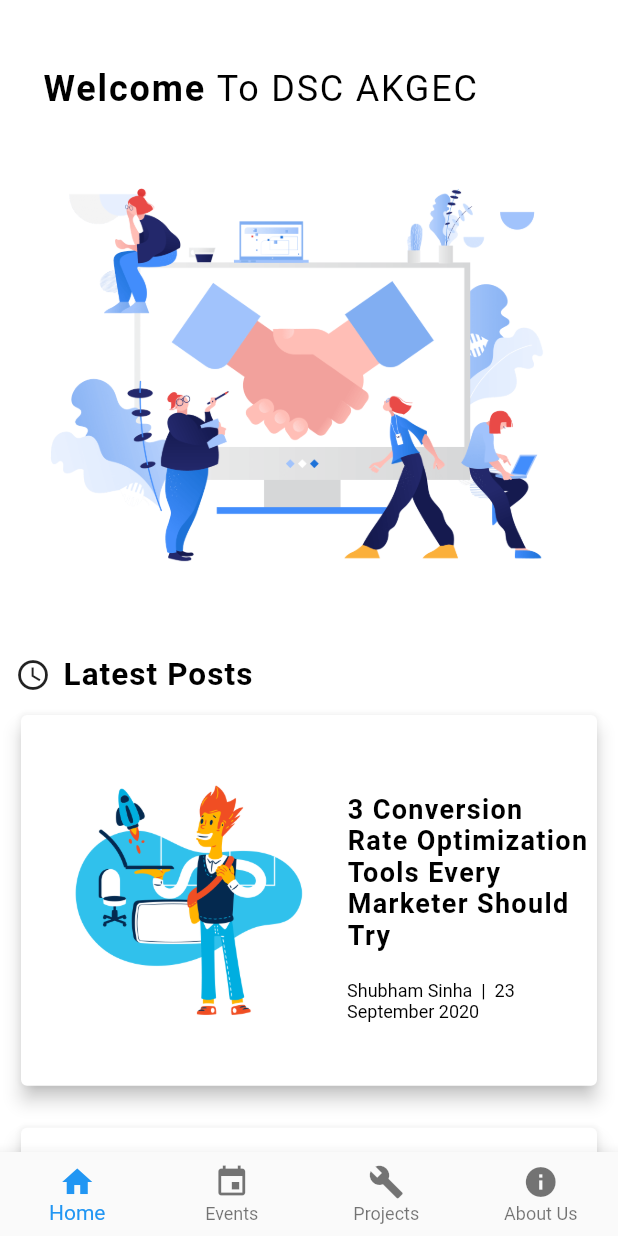
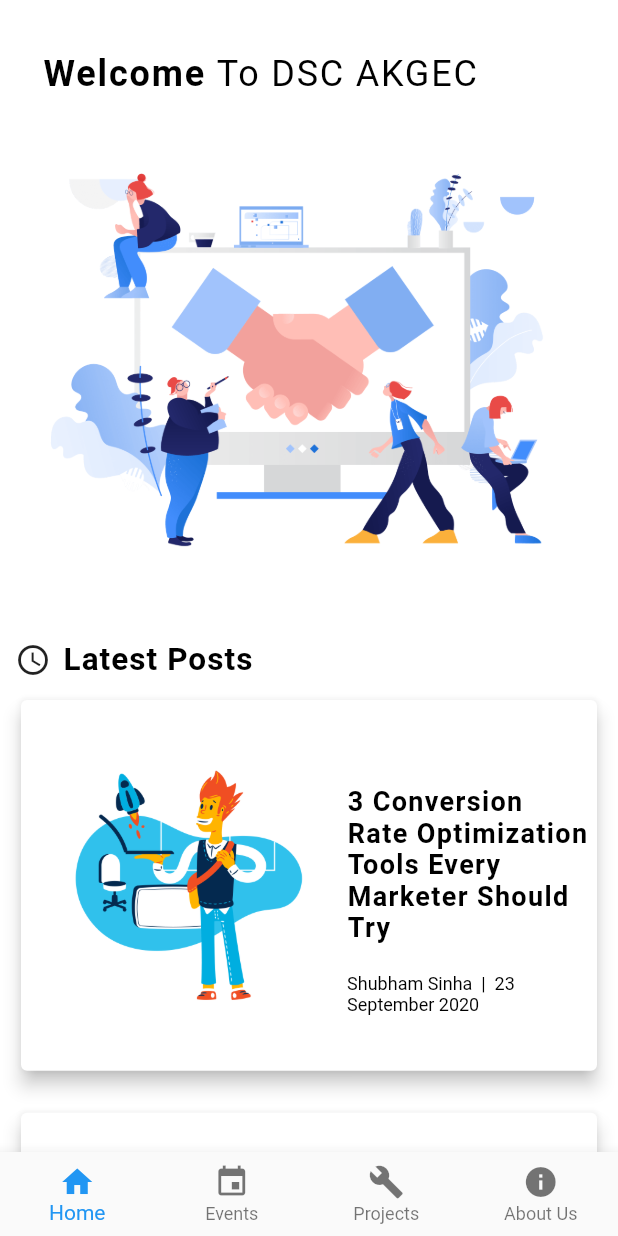
Before and after one commit to Adnanali777/DSC-AKGEC, a Flutter app: the screen it shows after launch, on a phone screen of 412 x 824 dp. Run offline on Flutter 3.47's test engine with Material 2 defaults, Android fonts, the phone set to English and light mode, and no system bars; our stand-ins replace flutter_icons; missing offline and left inert: lipsum, ripple_effect; Roboto replaces fonts that are missing (SpecialElite).

Commit message:
minor designing changes

```diff
--- a/lib/screens/home.dart
+++ b/lib/screens/home.dart
@@ -6,10 +6,15 @@ class Home extends StatefulWidget {
   _HomeState createState() => _HomeState();
 }
 
-class _HomeState extends State<Home> {
+class _HomeState extends State<Home> with SingleTickerProviderStateMixin , AutomaticKeepAliveClientMixin{
+  @override
+  bool get wantKeepAlive => true;
   blog_card_template blog1 = blog_card_template(userimg: 'assets/blog-1-owner.png',image: 'assets/blog-1.png',text1: '3 Conversion Rate Optimization Tools Every Marketer Should Try',text2:'Shubham Sinha  |  23 September 2020',text3:'Hey guys, this is John. I’m an Internet marketing consultant with WebFX, and today we’re going to talk about the top three conversion rate optimization tools that I like to use, and some quick ways that you can apply them today. And we’re going to take a look at what the tool is, some things you can do with it, what I like about it, and something to try today for each tool. So let’s get started. v       ' ,);
   blog_card_template blog2 =  blog_card_template(userimg: 'assets/blog-2-owner.jpg',image:'assets/blog-2.png', text1:'7 Steps to Benchmark Your Product’s UX',text2: 'Manish Dixit  |  19 September  2020',text3:'The Mondrian style—colorful mosaic-like grids based on the designs of Dutch painter Piet Mondrian—is what initially grabs my attention on this website. Straight away, I can tell that this blog is going to be art and design focused. The designer uses a progressive rhythm to create a content hierarchy, adding a refreshing twist to the content card structure most commonly used by online publications. The interface is bright and makes good use of bold colors and patterns—a combination that can go catastrophically wrong if overdone.');
   blog_card_template blog3 = blog_card_template(userimg: 'assets/blog-3-owner.png',image:'assets/blog-3.png', text1:'Unsupervised Meta-Learning: Learning to Learn without Supervision', text2:'Rohan Asthana  |  8 September 2020',text3:'The history of machine learning has largely been a story of increasing abstraction. In the dawn of ML, researchers spent considerable effort engineering features. As deep learning gained popularity, researchers then shifted towards tuning the update rules and learning rates for their optimizers.');
+
+
+
   @override
   Widget build(BuildContext context) {
     return Scaffold(
@@ -17,8 +22,7 @@ class _HomeState extends State<Home> {
         child: SafeArea(
           child: Column(
             children: [
-              TweenAnimationBuilder(
-                child: Container(
+              Container(
                 padding: EdgeInsets.fromLTRB(0, 15, 15, 15),
                 margin: EdgeInsets.only(top: 20,right: 50),
                 child: RichText(
@@ -32,15 +36,6 @@ class _HomeState extends State<Home> {
                     ],
                   ),
                 ),
-                ),
-                duration: Duration(milliseconds: 200),
-                tween: Tween<double>(begin: 0 , end: 1),
-                builder: (BuildContext context , double _val ,Widget child){
-                  return Padding(
-                    padding: EdgeInsets.only(top :_val*10),
-                    child: child,
-                  );
-                },
               ),
               ClipRRect(
                 borderRadius: BorderRadius.circular(15),
--- a/lib/shared/heart.dart
+++ b/lib/shared/heart.dart
@@ -5,7 +5,9 @@ class Heart extends StatefulWidget {
   _HeartState createState() => _HeartState();
 }
 
-class _HeartState extends State<Heart> with SingleTickerProviderStateMixin {
+class _HeartState extends State<Heart> with SingleTickerProviderStateMixin , AutomaticKeepAliveClientMixin{
+  @override
+  bool get wantKeepAlive => true;
   AnimationController _controller;
   Animation<Color> _colorAnimation;
   bool isFav = false;
--- a/lib/shared/post-card.dart
+++ b/lib/shared/post-card.dart
@@ -1,7 +1,7 @@
 import 'package:flutter/material.dart';
 import 'file:///D:/apps/dsc/lib/shared/blogs.dart';
 import 'package:dsc/screens/home.dart';
-class blog_card_template extends StatelessWidget {
+class blog_card_template extends StatefulWidget {
   String image;
   String userimg;
   String text1;
@@ -10,24 +10,31 @@ class blog_card_template extends StatelessWidget {
   blog_card_template({this.image,this.text1,this.text2,this.text3,this.userimg});
 
   @override
+  _blog_card_templateState createState() => _blog_card_templateState();
+}
+
+class _blog_card_templateState extends State<blog_card_template> with SingleTickerProviderStateMixin {
+  @override
+
+  @override
   Widget build(BuildContext context) {
     return Container(
-      margin: EdgeInsets.all(10),
+      margin: EdgeInsets.symmetric(horizontal: 10,vertical: 10),
       child: Card(
-        elevation: 5,
+          elevation: 5,
           child: Row(
             children: [
               FlatButton(
                 onPressed: (){
-                  Navigator.push(context, MaterialPageRoute(builder: (context) => Details(image:image,text1:text1,text2:text2,text3: text3,userimg: userimg,)));
+                  Navigator.push(context, MaterialPageRoute(builder: (context) => Details(image:widget.image,text1:widget.text1,text2:widget.text2,text3: widget.text3,userimg: widget.userimg,)));
                 },
                 child: Container(
                   height: MediaQuery.of(context).size.height * 0.30,
                   child: Hero(
-                    tag: 'location-img-$image',
+                    tag: 'location-img-${widget.image}',
                     child: ClipRRect(
                       borderRadius: BorderRadius.circular(15),
-                      child: Image.asset(image,width: MediaQuery.of(context).size.width * 0.45,),
+                      child: Image.asset(widget.image,width: MediaQuery.of(context).size.width * 0.45,),
                     ),
                   ),
                 ),
@@ -36,12 +43,12 @@ class blog_card_template extends StatelessWidget {
                 child: Container(
                   padding: EdgeInsets.only(right: 5),
                   width: double.infinity,
-                  margin:EdgeInsets.only(top: 10),
+                  margin:EdgeInsets.only(top: 20),
                   child: Column(
                     children: [
-                      Text(text1,style: TextStyle(fontWeight: FontWeight.bold,fontSize: 18,letterSpacing: 0.9), ),
+                      Text(widget.text1,style: TextStyle(fontWeight: FontWeight.bold,fontSize: 18,letterSpacing: 0.9), ),
                       SizedBox(height: 20,),
-                      Text(text2,style: TextStyle(fontSize: 12),),
+                      Text(widget.text2,style: TextStyle(fontSize: 12),),
                     ],
                   ),
                 ),
```
Lines whose indentation alone changed are shown as unchanged.
